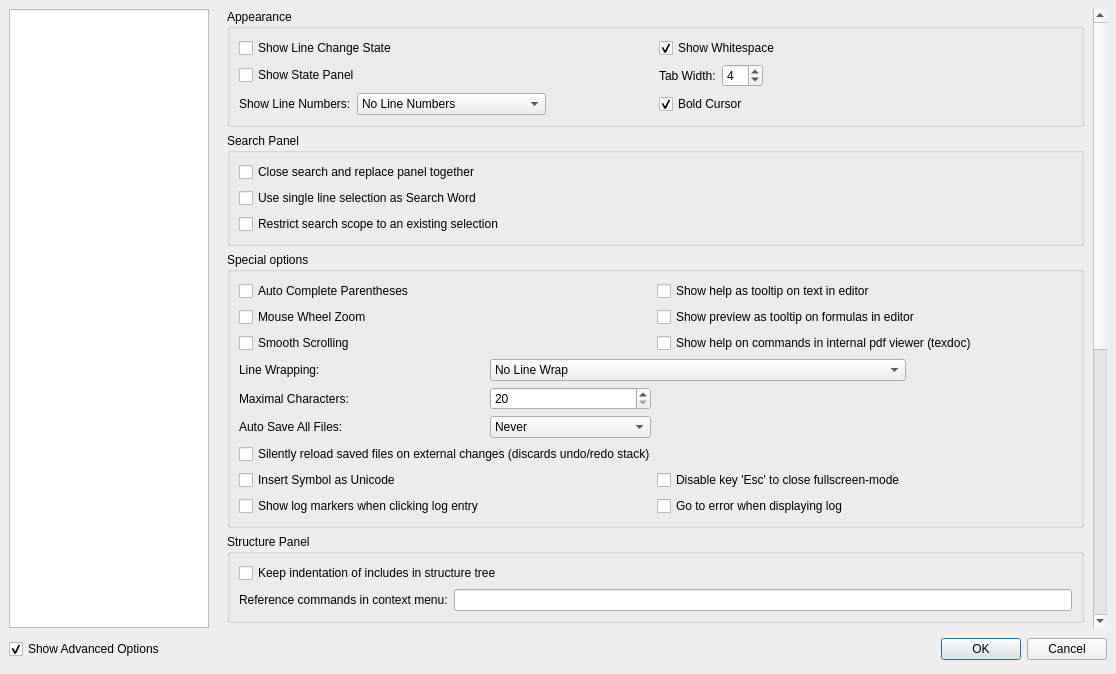
This is configdialog.ui in texstudio-org/texstudio as Qt 5 draws it before an edit. The edited form follows.
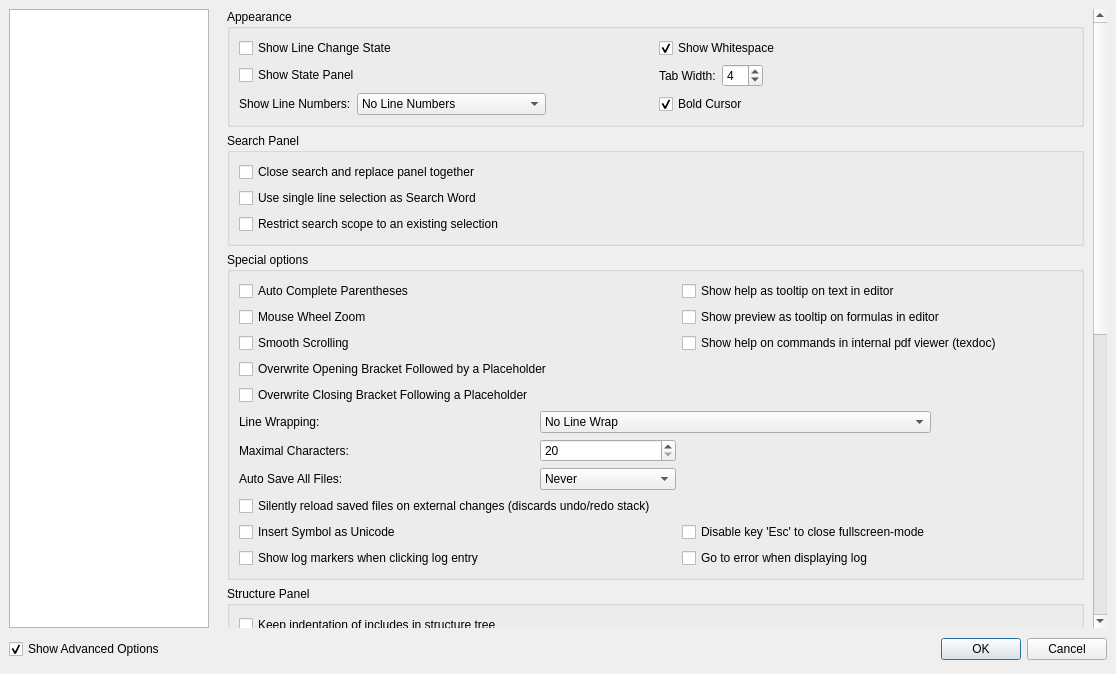
This is the edited form. The open tabs and pages were chosen to show the change. Icons and pictures are not drawn.

Commit message: make bracket overwriting next to placeholders configureable in the options

Diff of the .ui file:
```diff
--- a/configdialog.ui
+++ b/configdialog.ui
@@ -1480,8 +1480,8 @@
            <rect>
             <x>0</x>
             <y>0</y>
-            <width>625</width>
-            <height>997</height>
+            <width>863</width>
+            <height>1043</height>
            </rect>
           </property>
           <layout class="QVBoxLayout" name="verticalLayout_8">
@@ -1680,7 +1680,14 @@
               <bool>false</bool>
              </property>
              <layout class="QGridLayout" columnstretch="0,1,1,1">
-              <item row="7" column="0">
+              <item row="6" column="0" colspan="2">
+               <widget class="QCheckBox" name="checkOverwriteOpeningBracketFollowedByPlaceholder">
+                <property name="text">
+                 <string>Overwrite Opening Bracket Followed by a Placeholder</string>
+                </property>
+               </widget>
+              </item>
+              <item row="9" column="0">
                <widget class="QLabel" name="label_23">
                 <property name="text">
                  <string>Maximal Characters:</string>
@@ -1697,7 +1704,7 @@
                 </property>
                </widget>
               </item>
-              <item row="9" column="0">
+              <item row="11" column="0">
                <widget class="QLabel" name="label_24">
                 <property name="text">
                  <string>Auto Save All Files:</string>
@@ -1721,7 +1728,7 @@
                 </property>
                </widget>
               </item>
-              <item row="7" column="1">
+              <item row="9" column="1">
                <widget class="QSpinBox" name="spinBoxWrapLineWidth">
                 <property name="minimum">
                  <number>20</number>
@@ -1731,7 +1738,7 @@
                 </property>
                </widget>
               </item>
-              <item row="9" column="1">
+              <item row="11" column="1">
                <widget class="QComboBox" name="comboBoxAutoSave">
                 <item>
                  <property name="text">
@@ -1760,7 +1767,7 @@
                 </item>
                </widget>
               </item>
-              <item row="6" column="0">
+              <item row="8" column="0">
                <widget class="QLabel" name="label_41">
                 <property name="text">
                  <string>Line Wrapping:</string>
@@ -1781,7 +1788,7 @@
                 </property>
                </widget>
               </item>
-              <item row="11" column="2">
+              <item row="13" column="2">
                <widget class="QCheckBox" name="checkBoxDisableEscForClosingfullscreen">
                 <property name="text">
                  <string>Disable key 'Esc' to close fullscreen-mode</string>
@@ -1795,21 +1802,21 @@
                 </property>
                </widget>
               </item>
-              <item row="10" column="0" colspan="4">
+              <item row="12" column="0" colspan="4">
                <widget class="QCheckBox" name="checkBoxSilentReload">
                 <property name="text">
                  <string>Silently reload saved files on external changes (discards undo/redo stack)</string>
                 </property>
                </widget>
               </item>
-              <item row="12" column="2">
+              <item row="14" column="2">
                <widget class="QCheckBox" name="checkBoxGoToErrorWhenDisplayingLog">
                 <property name="text">
                  <string>Go to error when displaying log</string>
                 </property>
                </widget>
               </item>
-              <item row="6" column="1" colspan="2">
+              <item row="8" column="1" colspan="2">
                <widget class="QComboBox" name="comboBoxLineWrap">
                 <item>
                  <property name="text">
@@ -1833,7 +1840,7 @@
                 </item>
                </widget>
               </item>
-              <item row="11" column="0">
+              <item row="13" column="0">
                <widget class="QCheckBox" name="checkBoxInsertSymbolAsUCS">
                 <property name="toolTip">
                  <string>Beware that LaTeX still needs to be able to render the character, thus the same packages need to be present as with the LaTeX-Code</string>
@@ -1843,13 +1850,20 @@
                 </property>
                </widget>
               </item>
-              <item row="12" column="0">
+              <item row="14" column="0">
                <widget class="QCheckBox" name="checkBoxShowLogMarkersWhenClickingLogEntry">
                 <property name="text">
                  <string>Show log markers when clicking log entry</string>
                 </property>
                </widget>
               </item>
+              <item row="7" column="0">
+               <widget class="QCheckBox" name="checkOverwriteClosingBracketFollowingPlaceholder">
+                <property name="text">
+                 <string>Overwrite Closing Bracket Following a Placeholder</string>
+                </property>
+               </widget>
+              </item>
              </layout>
             </widget>
            </item>
```
Left out of the diff: 12 changed lines with no effect on the pictures. The commit also changes 5 other files.
